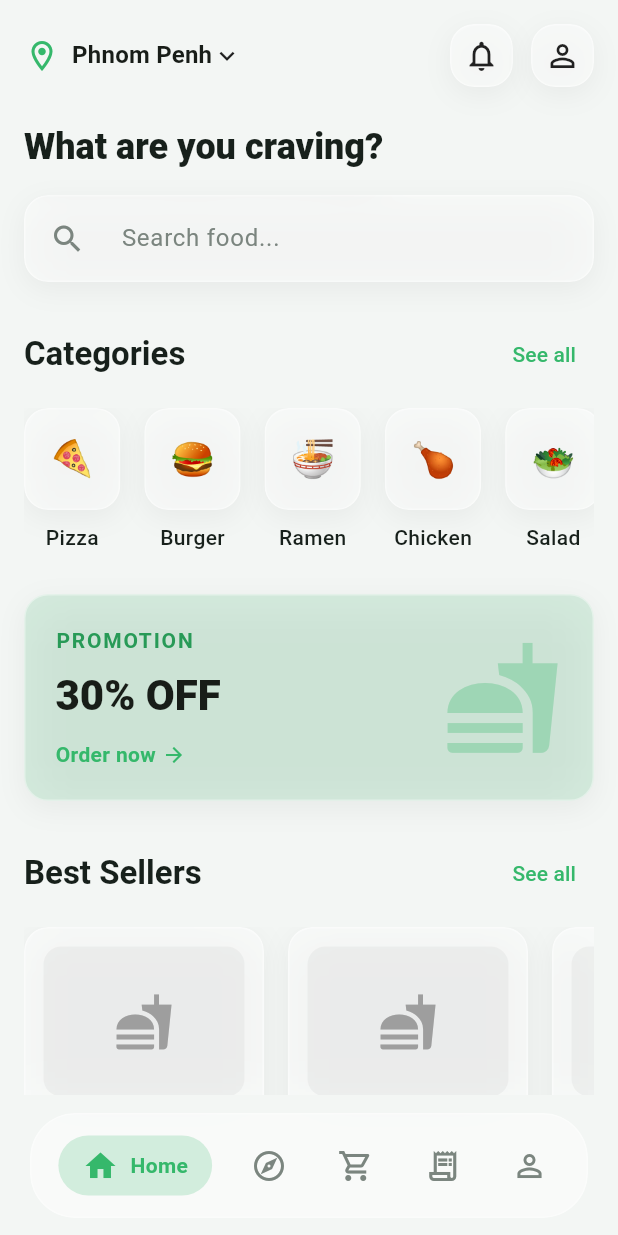
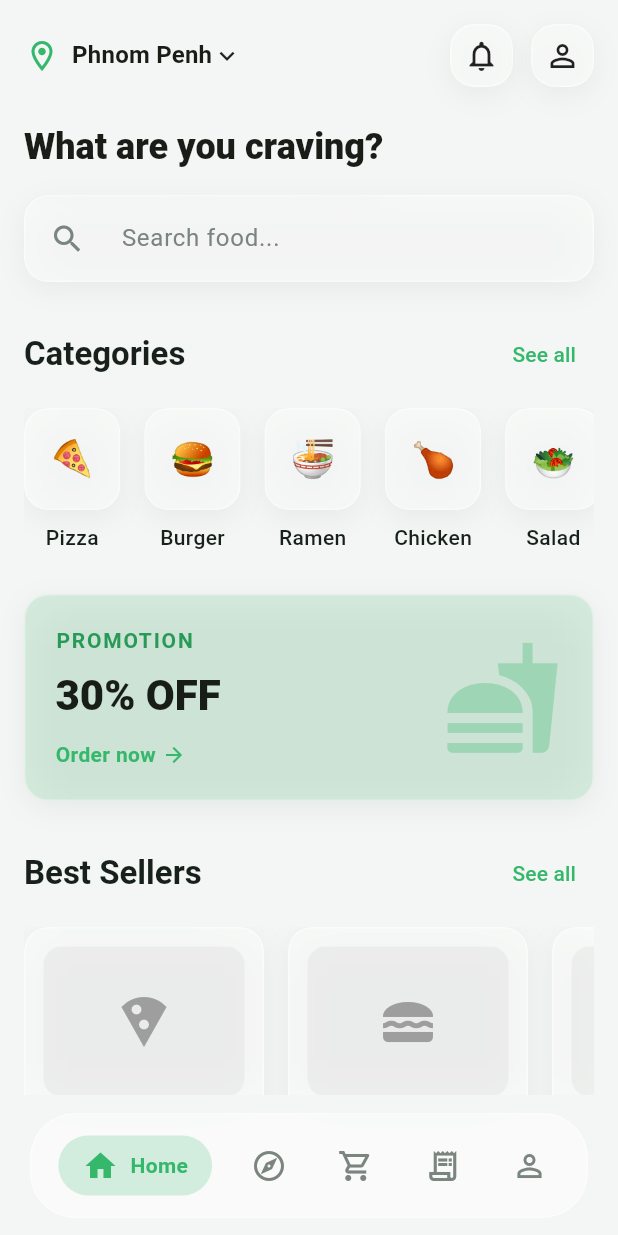
Before and after one commit to Ratanazen/FoodGo, a Flutter app: the screen it shows after launch, after a tap on "Skip", on a phone screen of 412 x 824 dp. Run offline on Flutter 3.47's test engine with Material 3 defaults, Android fonts, the phone set to English and light mode, and no system bars; drawn by our look-alikes of flutter_animate; our stand-ins replace dio, flutter_map, flutter_secure_storage, geolocator, go_router, latlong2 and 1 more.

Commit message:
fix: resolve dark/light mode background issues, update best seller icons, and clear unused imports

```diff
--- a/foodgo_flutter/lib/features/addresses/presentation/addresses_screen.dart
+++ b/foodgo_flutter/lib/features/addresses/presentation/addresses_screen.dart
@@ -8,7 +8,7 @@ class AddressesScreen extends StatelessWidget {
   @override
   Widget build(BuildContext context) {
     return Scaffold(
-      backgroundColor: GlassTheme.backgroundLight,
+
       appBar: GlassAppBar(
         title: 'Addresses',
         leading: IconButton(
--- a/foodgo_flutter/lib/features/explore/presentation/explore_screen.dart
+++ b/foodgo_flutter/lib/features/explore/presentation/explore_screen.dart
@@ -8,7 +8,7 @@ class ExploreScreen extends StatelessWidget {
   @override
   Widget build(BuildContext context) {
     return Scaffold(
-      backgroundColor: GlassTheme.backgroundLight,
+
       appBar: GlassAppBar(
         title: 'Explore',
         leading: IconButton(
--- a/foodgo_flutter/lib/features/home/presentation/home_screen.dart
+++ b/foodgo_flutter/lib/features/home/presentation/home_screen.dart
@@ -11,7 +11,7 @@ class HomeScreen extends StatelessWidget {
   @override
   Widget build(BuildContext context) {
     return Scaffold(
-      backgroundColor: GlassTheme.backgroundLight,
+
       body: SafeArea(
         child: ListView(
           padding: const EdgeInsets.all(16.0),
@@ -56,7 +56,7 @@ class HomeScreen extends StatelessWidget {
             const SizedBox(height: 24),
             Text(
               'What are you craving?',
-              style: Theme.of(context).textTheme.headlineSmall?.copyWith(fontWeight: FontWeight.w800, color: GlassTheme.textDark),
+              style: Theme.of(context).textTheme.headlineSmall?.copyWith(fontWeight: FontWeight.w800),
             ),
             const SizedBox(height: 16),
             InkWell(
@@ -156,6 +156,7 @@ class HomeScreen extends StatelessWidget {
                   final titles = ['Cheese Pizza', 'Beef Burger', 'Spicy Ramen', 'Fried Chicken'];
                   final prices = ['\$12.99', '\$8.99', '\$9.99', '\$14.99'];
                   final ratings = ['4.8', '4.7', '4.9', '4.6'];
+                  final icons = [Icons.local_pizza, Icons.lunch_dining, Icons.soup_kitchen, Icons.set_meal];
                   return Padding(
                     padding: const EdgeInsets.only(right: 16.0),
                     child: GlassContainer(
@@ -171,7 +172,7 @@ class HomeScreen extends StatelessWidget {
                               color: Colors.grey.withValues(alpha: 0.1),
                               borderRadius: BorderRadius.circular(12),
                             ),
-                            child: const Center(child: Icon(Icons.fastfood, size: 40, color: Colors.grey)),
+                            child: Center(child: Icon(icons[index], size: 40, color: Colors.grey)),
                           ),
                           const SizedBox(height: 12),
                           Text(titles[index], style: const TextStyle(fontWeight: FontWeight.bold), maxLines: 1, overflow: TextOverflow.ellipsis),
--- a/foodgo_flutter/lib/features/onboarding/presentation/onboarding_screen.dart
+++ b/foodgo_flutter/lib/features/onboarding/presentation/onboarding_screen.dart
@@ -36,7 +36,7 @@ class _OnboardingScreenState extends State<OnboardingScreen> {
   @override
   Widget build(BuildContext context) {
     return Scaffold(
-      backgroundColor: GlassTheme.backgroundLight,
+
       body: Stack(
         children: [
           // Background circles for glassmorphism effect
@@ -93,7 +93,7 @@ class _OnboardingScreenState extends State<OnboardingScreen> {
                               style: const TextStyle(
                                 fontSize: 28,
                                 fontWeight: FontWeight.bold,
-                                color: GlassTheme.textDark,
+
                               ),
                             ),
                             const SizedBox(height: 16),
--- a/foodgo_flutter/lib/features/payments/presentation/payments_screen.dart
+++ b/foodgo_flutter/lib/features/payments/presentation/payments_screen.dart
@@ -8,7 +8,7 @@ class PaymentsScreen extends StatelessWidget {
   @override
   Widget build(BuildContext context) {
     return Scaffold(
-      backgroundColor: GlassTheme.backgroundLight,
+
       appBar: GlassAppBar(
         title: 'Payment Methods',
         leading: IconButton(
--- a/foodgo_flutter/lib/features/profile/presentation/edit_profile_screen.dart
+++ b/foodgo_flutter/lib/features/profile/presentation/edit_profile_screen.dart
@@ -1,7 +1,6 @@
 import 'package:flutter/material.dart';
 import '../../../../widgets/glass/glass_widgets.dart';
 import '../../../../widgets/glass_container.dart';
-import '../../../../widgets/glass/glass_widgets_extended.dart';
 import '../../../../core/theme/glass_theme.dart';
 import 'package:go_router/go_router.dart';
 
--- a/foodgo_flutter/lib/features/settings/presentation/settings_screen.dart
+++ b/foodgo_flutter/lib/features/settings/presentation/settings_screen.dart
@@ -10,7 +10,7 @@ class SettingsScreen extends StatelessWidget {
   @override
   Widget build(BuildContext context) {
     return Scaffold(
-      backgroundColor: GlassTheme.backgroundLight,
+
       appBar: GlassAppBar(
         title: 'Settings',
         leading: IconButton(
--- a/foodgo_flutter/lib/features/splash/presentation/splash_screen.dart
+++ b/foodgo_flutter/lib/features/splash/presentation/splash_screen.dart
@@ -48,7 +48,7 @@ class _SplashScreenState extends State<SplashScreen> with SingleTickerProviderSt
   @override
   Widget build(BuildContext context) {
     return Scaffold(
-      backgroundColor: GlassTheme.backgroundLight,
+
       body: Center(
         child: FadeTransition(
           opacity: _fadeAnimation,
@@ -78,7 +78,7 @@ class _SplashScreenState extends State<SplashScreen> with SingleTickerProviderSt
                   style: TextStyle(
                     fontSize: 32,
                     fontWeight: FontWeight.bold,
-                    color: GlassTheme.textDark,
+
                   ),
                 ),
               ],
--- a/foodgo_flutter/lib/screens/map_screen.dart
+++ b/foodgo_flutter/lib/screens/map_screen.dart
@@ -54,7 +54,10 @@ class _MapScreenState extends State<MapScreen> {
     }
 
     Position position = await Geolocator.getCurrentPosition(
-        desiredAccuracy: LocationAccuracy.high);
+      locationSettings: const LocationSettings(
+        accuracy: LocationAccuracy.high,
+      ),
+    );
 
     setState(() {
       _currentLocation = LatLng(position.latitude, position.longitude);
--- a/foodgo_flutter/lib/widgets/glass/glass_bottom_navigation.dart
+++ b/foodgo_flutter/lib/widgets/glass/glass_bottom_navigation.dart
@@ -1,6 +1,5 @@
 import 'dart:ui';
 import 'package:flutter/material.dart';
-import 'package:go_router/go_router.dart';
 import '../../core/theme/glass_theme.dart';
 
 class GlassBottomNavigation extends StatelessWidget {
--- a/foodgo_flutter/lib/widgets/glass/glass_quantity_control.dart
+++ b/foodgo_flutter/lib/widgets/glass/glass_quantity_control.dart
@@ -1,5 +1,4 @@
 import 'package:flutter/material.dart';
-import '../../core/theme/glass_theme.dart';
 import '../glass_container.dart';
 
 class GlassQuantityControl extends StatelessWidget {
```
